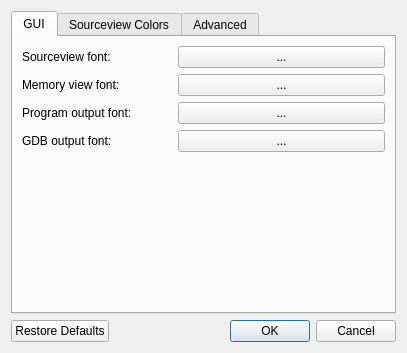
Above: src/settingsdialog.ui from jhn98032/gede before the change. Below: the same form after it.
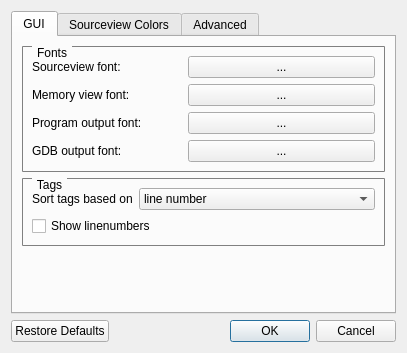
That is the form after the change. Custom widgets are drawn as their Qt base class.

Commit message: Added settings for tags sorting and enabling of linenumber display.

Patch:
```diff
--- a/src/settingsdialog.ui
+++ b/src/settingsdialog.ui
@@ -13,6 +13,22 @@
   <property name="windowTitle">
    <string>Settings</string>
   </property>
+  <property name="styleSheet">
+   <string notr="true">
+QGroupBox {
+    border: 1px solid gray;
+    border-radius: 1px;
+    margin-top: 0.5em;
+}
+
+QGroupBox::title {
+    subcontrol-origin: margin;
+    left: 10px;
+    padding: 0 3px 0 3px;
+}
+
+</string>
+  </property>
   <layout class="QVBoxLayout" name="verticalLayout">
    <item>
     <widget class="QTabWidget" name="tabWidget">
@@ -31,6 +47,12 @@
       </attribute>
       <layout class="QVBoxLayout" name="verticalLayout_2">
        <item>
+        <widget class="QGroupBox" name="groupBox_2">
+         <property name="title">
+          <string>Fonts</string>
+         </property>
+         <layout class="QVBoxLayout" name="verticalLayout_6">
+          <item>
         <layout class="QHBoxLayout" name="horizontalLayout">
          <item>
           <widget class="QLabel" name="label">
@@ -149,6 +171,65 @@
           </widget>
          </item>
         </layout>
+          </item>
+         </layout>
+        </widget>
+       </item>
+       <item>
+        <widget class="QGroupBox" name="groupBox">
+         <property name="styleSheet">
+          <string notr="true"/>
+         </property>
+         <property name="title">
+          <string>Tags</string>
+         </property>
+         <layout class="QVBoxLayout" name="verticalLayout_5">
+          <item>
+           <layout class="QHBoxLayout" name="horizontalLayout_6">
+            <item>
+             <widget class="QLabel" name="label_14">
+              <property name="sizePolicy">
+               <sizepolicy hsizetype="Minimum" vsizetype="Preferred">
+                <horstretch>0</horstretch>
+                <verstretch>0</verstretch>
+               </sizepolicy>
+              </property>
+              <property name="text">
+               <string>Sort tags based on</string>
+              </property>
+             </widget>
+            </item>
+            <item>
+             <widget class="QComboBox" name="comboBox_sortTags">
+              <property name="sizePolicy">
+               <sizepolicy hsizetype="MinimumExpanding" vsizetype="Fixed">
+                <horstretch>0</horstretch>
+                <verstretch>0</verstretch>
+               </sizepolicy>
+              </property>
+              <item>
+               <property name="text">
+                <string>line number</string>
+               </property>
+              </item>
+              <item>
+               <property name="text">
+                <string>name</string>
+               </property>
+              </item>
+             </widget>
+            </item>
+           </layout>
+          </item>
+          <item>
+           <widget class="QCheckBox" name="checkBox_showLineNumbers">
+            <property name="text">
+             <string>Show linenumbers</string>
+            </property>
+           </widget>
+          </item>
+         </layout>
+        </widget>
        </item>
        <item>
         <spacer name="verticalSpacer">
```
Lines whose indentation alone changed are shown as unchanged. The commit also changes 6 other files.
